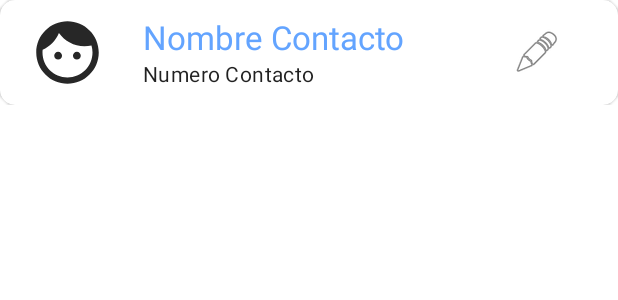
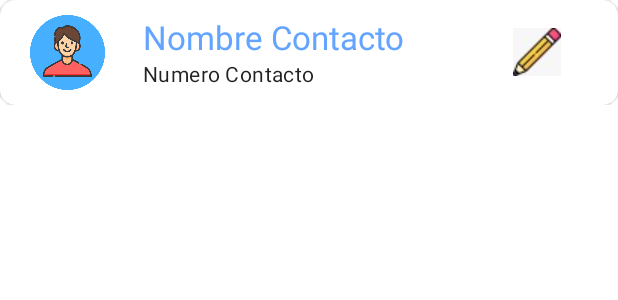
Before and after one commit to DenisFZelaya/PraiveitContacts, an Android app: the layout list_item.xml on its own in the app's theme, with its tools: preview values and no code run, on a phone screen of 412 x 824 dp. Shown: the top 300 px of the screen. Run offline under Robolectric (Android 15) with nearby library versions, the phone set to English and light mode, and no system bars.

Commit message:
Imagenes de Activity

```diff
--- a/app/src/main/res/drawable/ic_user_masculino.xml
+++ /dev/null
@@ -1,5 +0,0 @@
-<vector android:alpha="0.85" android:height="24dp"
-    android:viewportHeight="24" android:viewportWidth="24"
-    android:width="24dp" xmlns:android="http://schemas.android.com/apk/res/android">
-    <path android:fillColor="#000000" android:pathData="M9,11.75c-0.69,0 -1.25,0.56 -1.25,1.25s0.56,1.25 1.25,1.25 1.25,-0.56 1.25,-1.25 -0.56,-1.25 -1.25,-1.25zM15,11.75c-0.69,0 -1.25,0.56 -1.25,1.25s0.56,1.25 1.25,1.25 1.25,-0.56 1.25,-1.25 -0.56,-1.25 -1.25,-1.25zM12,2C6.48,2 2,6.48 2,12s4.48,10 10,10 10,-4.48 10,-10S17.52,2 12,2zM12,20c-4.41,0 -8,-3.59 -8,-8 0,-0.29 0.02,-0.58 0.05,-0.86 2.36,-1.05 4.23,-2.98 5.21,-5.37C11.07,8.33 14.05,10 17.42,10c0.78,0 1.53,-0.09 2.25,-0.26 0.21,0.71 0.33,1.47 0.33,2.26 0,4.41 -3.59,8 -8,8z"/>
-</vector>
--- a/app/src/main/res/drawable/ic_usuario.xml
+++ /dev/null
@@ -1,6 +0,0 @@
-<vector android:height="24dp" android:tint="#666666"
-    android:viewportHeight="24" android:viewportWidth="24"
-    android:width="24dp" xmlns:android="http://schemas.android.com/apk/res/android">
-    <path android:fillColor="@android:color/white" android:pathData="M9,9m-4,0a4,4 0,1 1,8 0a4,4 0,1 1,-8 0"/>
-    <path android:fillColor="@android:color/white" android:pathData="M9,15c-2.67,0 -8,1.34 -8,4v2h16v-2c0,-2.66 -5.33,-4 -8,-4zM16.76,5.36l-1.68,1.69c0.84,1.18 0.84,2.71 0,3.89l1.68,1.69c2.02,-2.02 2.02,-5.07 0,-7.27zM20.07,2l-1.63,1.63c2.77,3.02 2.77,7.56 0,10.74L20.07,16c3.9,-3.89 3.91,-9.95 0,-14z"/>
-</vector>
--- a/app/src/main/res/layout/list_item.xml
+++ b/app/src/main/res/layout/list_item.xml
@@ -33,7 +33,7 @@
                     android:layout_height="50dp"
                     android:layout_marginStart="10dp"
                     android:layout_marginEnd="10dp"
-                    android:background="@drawable/ic_user_masculino"
+                    android:background="@drawable/man"
                     android:foregroundGravity="center"
                     android:padding="20dp" />
 
@@ -80,7 +80,7 @@
             android:layout_height="50dp"
             android:layout_gravity="right|center_horizontal"
             android:elevation="5dp"
-            android:foreground="@android:drawable/ic_menu_edit"
+            android:foreground="@drawable/update"
             android:foregroundGravity="center"
             android:foregroundTint="@color/elementosDiseno"
             android:foregroundTintMode="@color/elementosDiseno"
```
Also changed, not shown: app/src/main/res/drawable/editar.png (added), app/src/main/res/drawable/lapiz.jpeg (added), app/src/main/res/drawable/man.png (added), app/src/main/res/drawable/update.jpeg (added), app/src/main/res/drawable/woman.png (added).
